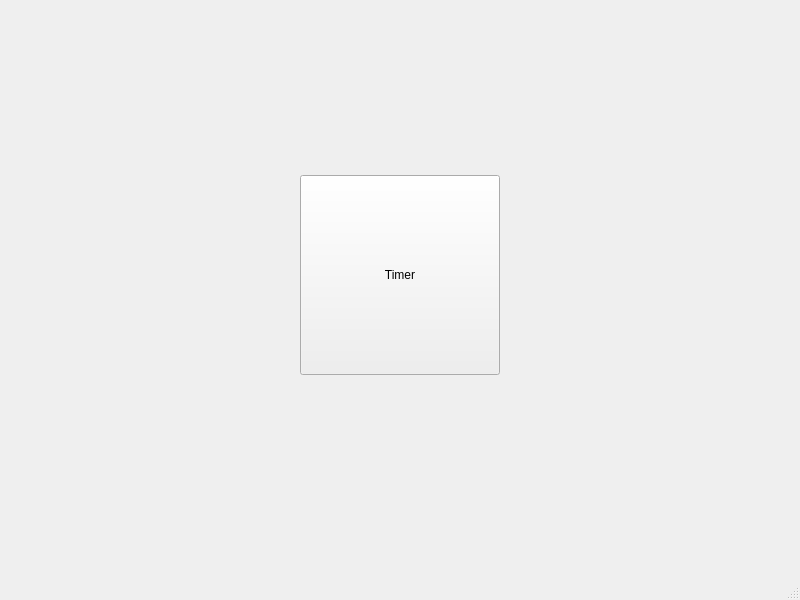
Qt form friskybreaks/MainWindow.ui (FriskySaga/FriskyBreaks) before a commit.
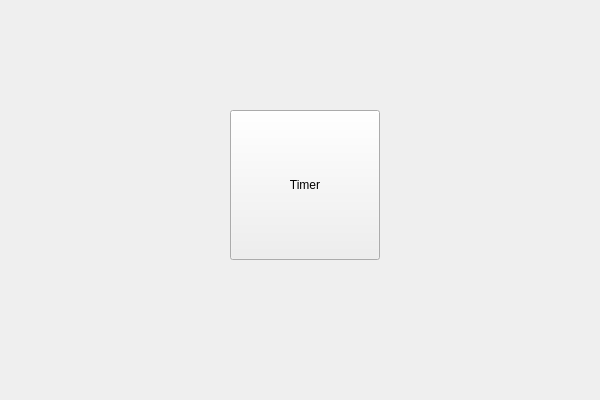
The same form after that commit.

Commit message: CMake window smaller and get rid of size grip

The edit to the form file:
```diff
--- a/friskybreaks/MainWindow.ui
+++ b/friskybreaks/MainWindow.ui
@@ -6,8 +6,8 @@
    <rect>
     <x>0</x>
     <y>0</y>
-    <width>800</width>
-    <height>600</height>
+    <width>600</width>
+    <height>400</height>
    </rect>
   </property>
   <property name="windowTitle">
@@ -17,10 +17,10 @@
    <widget class="QPushButton" name="timerButton">
     <property name="geometry">
      <rect>
-      <x>300</x>
-      <y>175</y>
-      <width>200</width>
-      <height>200</height>
+      <x>230</x>
+      <y>110</y>
+      <width>150</width>
+      <height>150</height>
      </rect>
     </property>
     <property name="text">
@@ -38,7 +38,11 @@
     </rect>
    </property>
   </widget>
-  <widget class="QStatusBar" name="statusbar"/>
+  <widget class="QStatusBar" name="statusbar">
+   <property name="sizeGripEnabled">
+    <bool>false</bool>
+   </property>
+  </widget>
  </widget>
  <resources/>
  <connections/>
```
Left out of the diff: 2 changed lines with no effect on the pictures. The commit also changes 1 other file.
